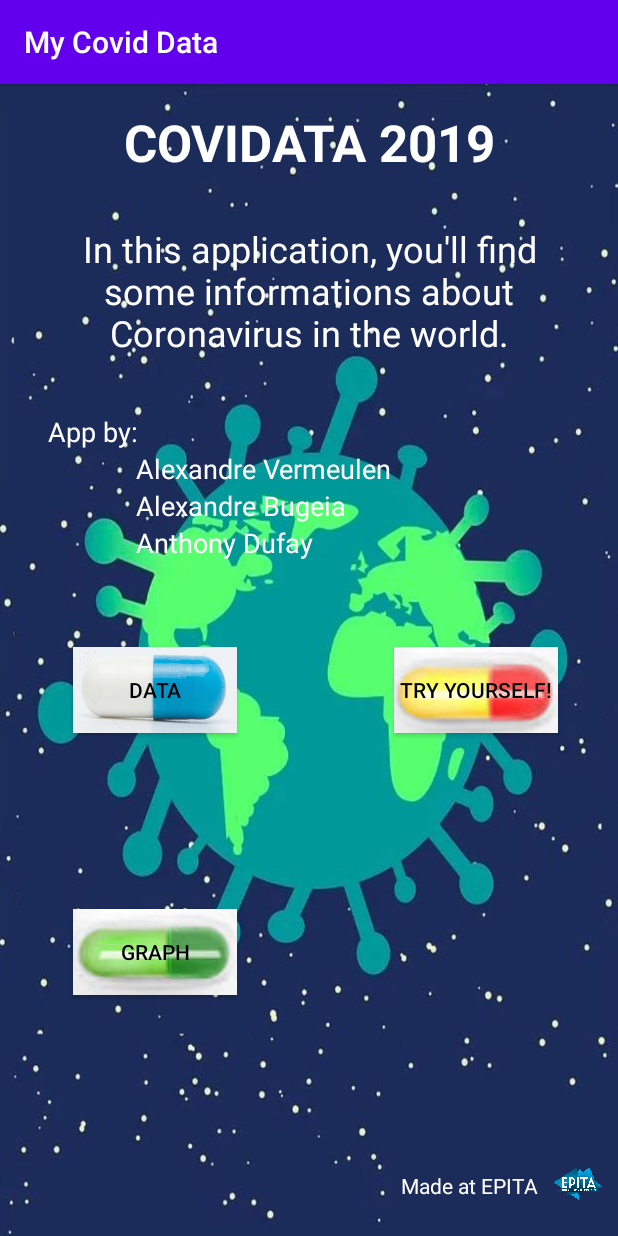
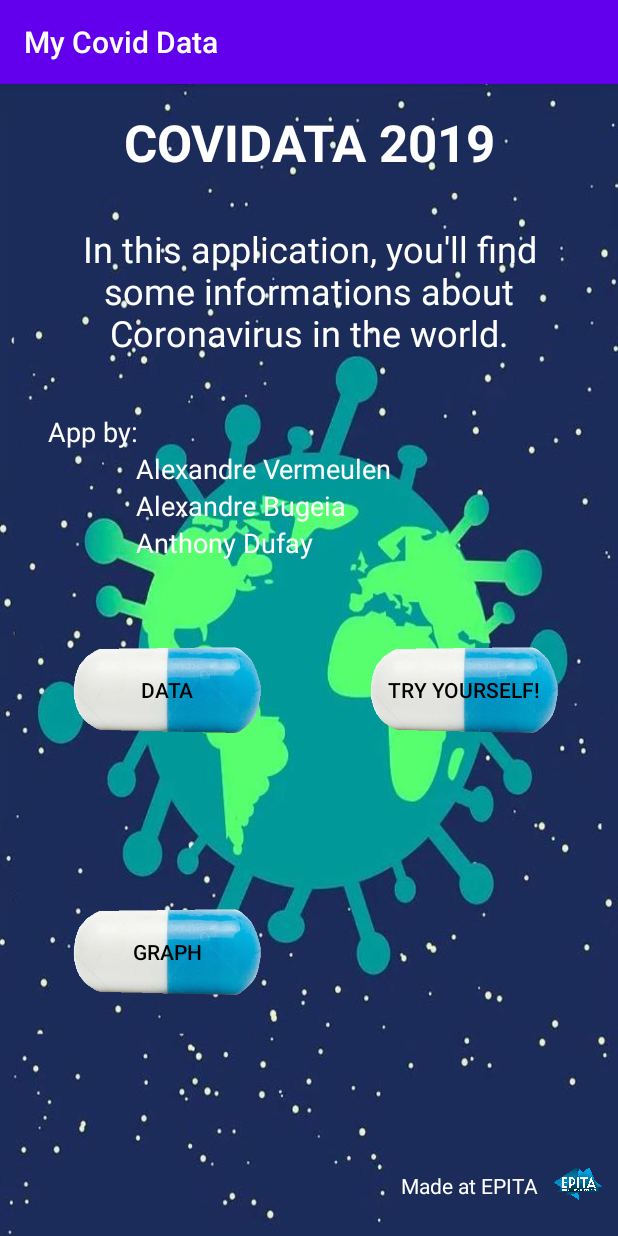
Before and after one commit to BugeBuge/ing1_p22_covidata2019, an Android app: the screen it shows after launch (MainActivity), on a phone screen of 412 x 824 dp. Run offline under Robolectric (Android 15) with nearby library versions, the phone set to English and light mode, and no system bars.

Commit message:
button click

```diff
--- a/MyCovidData/app/src/main/res/layout-land/activity_graph.xml
+++ b/MyCovidData/app/src/main/res/layout-land/activity_graph.xml
@@ -40,7 +40,7 @@
         android:id="@+id/GraphButtonDeath"
         android:layout_width="109dp"
         android:layout_height="57dp"
-        android:background="@drawable/comprimerouge"
+        android:background="@drawable/comprimebleu"
         android:text="@string/deaths_btn"
         app:layout_constraintEnd_toStartOf="@+id/GraphButtonRecovered"
         app:layout_constraintHorizontal_bias="0.5"
@@ -51,7 +51,7 @@
         android:id="@+id/GraphButtonRecovered"
         android:layout_width="109dp"
         android:layout_height="57dp"
-        android:background="@drawable/comprimevert"
+        android:background="@drawable/comprimebleu"
         android:text="@string/recovered_btn"
         app:layout_constraintEnd_toEndOf="parent"
         app:layout_constraintHorizontal_bias="0.5"
--- a/MyCovidData/app/src/main/res/layout-land/activity_main.xml
+++ b/MyCovidData/app/src/main/res/layout-land/activity_main.xml
@@ -96,7 +96,7 @@
         android:layout_height="57dp"
         android:layout_marginStart="4dp"
         android:layout_marginBottom="7dp"
-        android:background="@drawable/comprimerouge"
+        android:background="@drawable/comprimebleu"
         android:text="@string/data"
         app:layout_constraintBottom_toBottomOf="parent"
         app:layout_constraintStart_toStartOf="@+id/guideline3" />
@@ -143,7 +143,7 @@
         android:layout_width="109dp"
         android:layout_height="57dp"
         android:layout_marginEnd="196dp"
-        android:background="@drawable/comprimevert"
+        android:background="@drawable/comprimebleu"
         android:text="@string/clique_ici"
         app:layout_constraintEnd_toEndOf="parent"
         app:layout_constraintTop_toTopOf="@+id/button_Graph" />
--- a/MyCovidData/app/src/main/res/layout/activity_graph.xml
+++ b/MyCovidData/app/src/main/res/layout/activity_graph.xml
@@ -35,9 +35,9 @@
 
     <Button
         android:id="@+id/GraphButtonDeath"
-        android:layout_width="wrap_content"
+        android:layout_width="109dp"
         android:layout_height="57dp"
-        android:background="@drawable/comprimerouge"
+        android:background="@drawable/comprimebleu"
         android:text="@string/deaths_btn"
         app:layout_constraintEnd_toStartOf="@+id/GraphButtonRecovered"
         app:layout_constraintHorizontal_bias="0.5"
@@ -48,7 +48,7 @@
         android:id="@+id/GraphButtonRecovered"
         android:layout_width="109dp"
         android:layout_height="57dp"
-        android:background="@drawable/comprimevert"
+        android:background="@drawable/comprimebleu"
         android:text="@string/recovered_btn"
         app:layout_constraintEnd_toEndOf="parent"
         app:layout_constraintHorizontal_bias="0.5"
--- a/MyCovidData/app/src/main/res/layout/activity_main.xml
+++ b/MyCovidData/app/src/main/res/layout/activity_main.xml
@@ -93,12 +93,14 @@
 
     <Button
         android:id="@+id/button_data"
-        android:layout_width="109dp"
+        android:layout_width="125dp"
         android:layout_height="57dp"
         android:layout_marginTop="57dp"
         android:background="@drawable/comprimebleu"
+        android:focusableInTouchMode="true"
         android:text="@string/data"
         android:textColor="#000000"
+        android:textColorHint="#FFFFFF"
         app:layout_constraintStart_toStartOf="@+id/guideline3"
         app:layout_constraintTop_toBottomOf="@+id/textView7" />
 
@@ -122,9 +124,9 @@
 
     <Button
         android:id="@+id/button_Graph"
-        android:layout_width="109dp"
+        android:layout_width="125dp"
         android:layout_height="57dp"
-        android:background="@drawable/comprimevert"
+        android:background="@drawable/comprimebleu"
         android:text="@string/graph"
         android:textColor="#000000"
         app:layout_constraintBottom_toTopOf="@+id/Made"
@@ -142,12 +144,13 @@
 
     <Button
         android:id="@+id/button_surprise"
-        android:layout_width="109dp"
+        android:layout_width="125dp"
         android:layout_height="57dp"
         android:layout_marginEnd="40dp"
-        android:background="@drawable/comprimerouge"
+        android:background="@drawable/comprimebleu"
         android:text="@string/clique_ici"
         android:textColor="#000000"
+        android:textColorHint="#3C3939"
         app:layout_constraintEnd_toEndOf="parent"
         app:layout_constraintTop_toTopOf="@+id/button_data" />
 
```
Also changed, not shown: MyCovidData/app/src/main/res/drawable/comprimebleu.png.
